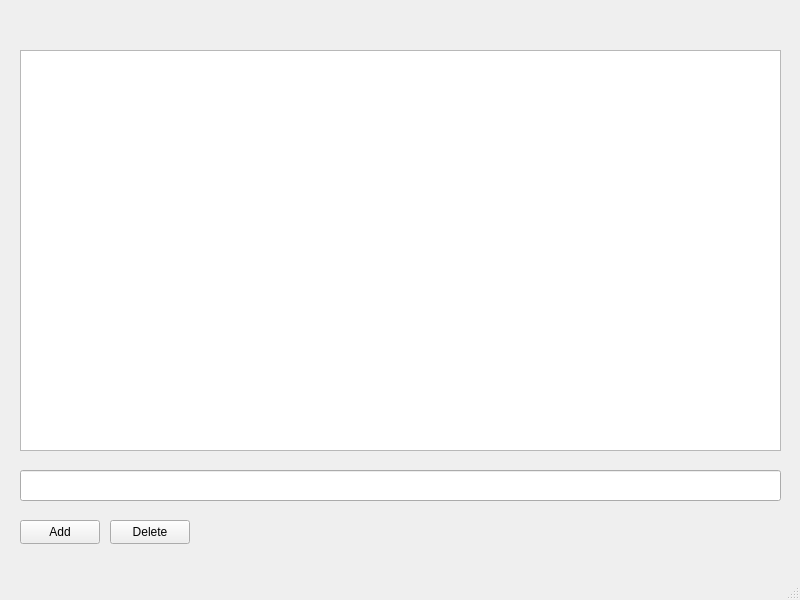
This is mainwindow.ui in strayByte2022/qt-todo as Qt 5 draws it before an edit. The edited form follows.
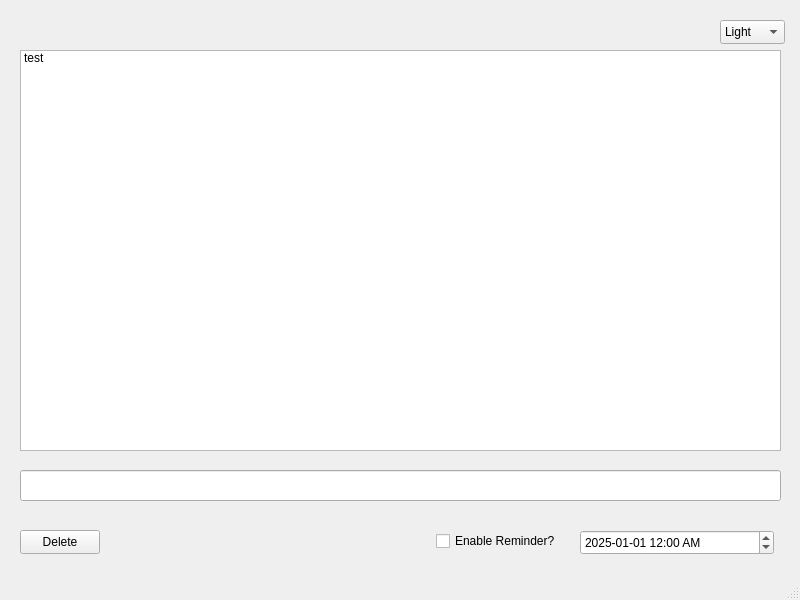
This is the edited form. Icons and pictures are not drawn.

Commit message: feature: add reminder

Patch:
```diff
--- a/mainwindow.ui
+++ b/mainwindow.ui
@@ -2,6 +2,12 @@
 <ui version="4.0">
  <class>MainWindow</class>
  <widget class="QMainWindow" name="MainWindow">
+  <property name="windowModality">
+   <enum>Qt::WindowModality::NonModal</enum>
+  </property>
+  <property name="enabled">
+   <bool>true</bool>
+  </property>
   <property name="geometry">
    <rect>
     <x>0</x>
@@ -10,8 +16,29 @@
     <height>600</height>
    </rect>
   </property>
+  <property name="minimumSize">
+   <size>
+    <width>800</width>
+    <height>600</height>
+   </size>
+  </property>
+  <property name="maximumSize">
+   <size>
+    <width>800</width>
+    <height>600</height>
+   </size>
+  </property>
   <property name="windowTitle">
-   <string>MainWindow</string>
+   <string notr="true">Todo Qt Custom</string>
+  </property>
+  <property name="windowIcon">
+   <iconset theme="QIcon::ThemeIcon::Computer"/>
+  </property>
+  <property name="windowOpacity">
+   <double>1.000000000000000</double>
+  </property>
+  <property name="autoFillBackground">
+   <bool>false</bool>
   </property>
   <widget class="QWidget" name="centralwidget">
    <widget class="QListWidget" name="taskListWidget">
@@ -23,6 +50,29 @@
       <height>401</height>
      </rect>
     </property>
+    <property name="minimumSize">
+     <size>
+      <width>761</width>
+      <height>401</height>
+     </size>
+    </property>
+    <property name="sizeAdjustPolicy">
+     <enum>QAbstractScrollArea::SizeAdjustPolicy::AdjustToContents</enum>
+    </property>
+    <property name="dragEnabled">
+     <bool>true</bool>
+    </property>
+    <property name="dragDropMode">
+     <enum>QAbstractItemView::DragDropMode::InternalMove</enum>
+    </property>
+    <property name="defaultDropAction">
+     <enum>Qt::DropAction::MoveAction</enum>
+    </property>
+    <item>
+     <property name="text">
+      <string>test</string>
+     </property>
+    </item>
    </widget>
    <widget class="QLineEdit" name="taskInputLineEdit">
     <property name="geometry">
@@ -34,24 +84,11 @@
      </rect>
     </property>
    </widget>
-   <widget class="QPushButton" name="addTaskButton">
-    <property name="geometry">
-     <rect>
-      <x>20</x>
-      <y>520</y>
-      <width>80</width>
-      <height>24</height>
-     </rect>
-    </property>
-    <property name="text">
-     <string>Add</string>
-    </property>
-   </widget>
    <widget class="QPushButton" name="deleteTaskButton">
     <property name="geometry">
      <rect>
-      <x>110</x>
-      <y>520</y>
+      <x>20</x>
+      <y>530</y>
       <width>80</width>
       <height>24</height>
      </rect>
@@ -79,16 +116,62 @@
      <number>1</number>
     </property>
    </widget>
-  </widget>
-  <widget class="QMenuBar" name="menubar">
-   <property name="geometry">
-    <rect>
-     <x>0</x>
-     <y>0</y>
-     <width>800</width>
-     <height>26</height>
-    </rect>
-   </property>
+   <widget class="QComboBox" name="themeComboBox">
+    <property name="geometry">
+     <rect>
+      <x>720</x>
+      <y>20</y>
+      <width>65</width>
+      <height>24</height>
+     </rect>
+    </property>
+    <item>
+     <property name="text">
+      <string>Light</string>
+     </property>
+    </item>
+    <item>
+     <property name="text">
+      <string>Dark</string>
+     </property>
+    </item>
+   </widget>
+   <widget class="QDateTimeEdit" name="reminderDateTimeEdit">
+    <property name="geometry">
+     <rect>
+      <x>580</x>
+      <y>530</y>
+      <width>194</width>
+      <height>25</height>
+     </rect>
+    </property>
+    <property name="dateTime">
+     <datetime>
+      <hour>0</hour>
+      <minute>0</minute>
+      <second>0</second>
+      <year>2025</year>
+      <month>1</month>
+      <day>1</day>
+     </datetime>
+    </property>
+    <property name="displayFormat">
+     <string>yyyy-MM-dd hh:mm AP</string>
+    </property>
+   </widget>
+   <widget class="QCheckBox" name="enableReminderCheckBox">
+    <property name="geometry">
+     <rect>
+      <x>436</x>
+      <y>530</y>
+      <width>131</width>
+      <height>22</height>
+     </rect>
+    </property>
+    <property name="text">
+     <string>Enable Reminder?</string>
+    </property>
+   </widget>
   </widget>
   <widget class="QStatusBar" name="statusbar"/>
  </widget>
```
The commit also changes 6 other files.
